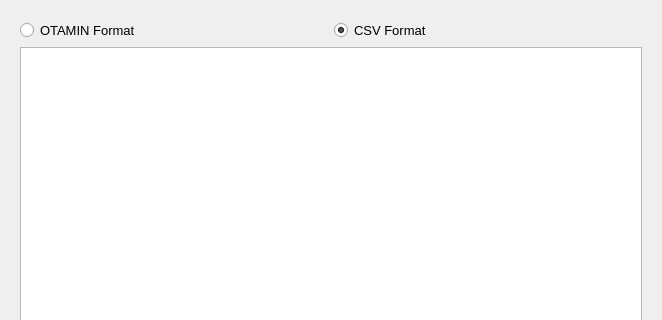
Above: ui/export_data_run.ui from Artelia/Mascaret before the change; both pictures show x 0 to 662 and y 0 to 320 of the 662 by 530 pixel window. Below: the same form after it.
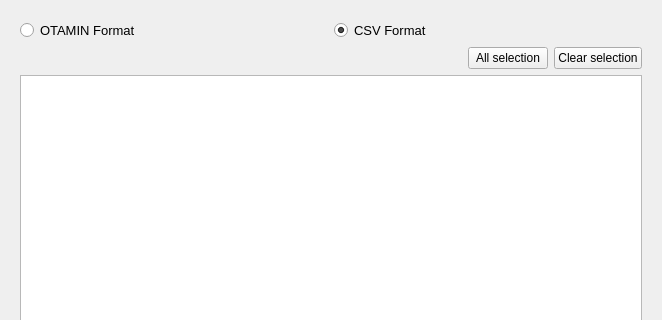
That is the form after the change. The open tabs and pages were chosen to show the change. Icons and pictures are not drawn.

Commit message: add function export

```diff
--- a/ui/export_data_run.ui
+++ b/ui/export_data_run.ui
@@ -346,6 +346,45 @@
            </item>
           </layout>
          </item>
+         <item>
+          <layout class="QHBoxLayout" name="horizontalLayout_8">
+           <item>
+            <spacer name="horizontalSpacer_5">
+             <property name="orientation">
+              <enum>Qt::Horizontal</enum>
+             </property>
+             <property name="sizeHint" stdset="0">
+              <size>
+               <width>40</width>
+               <height>20</height>
+              </size>
+             </property>
+            </spacer>
+           </item>
+           <item>
+            <widget class="QPushButton" name="bt_allselect_var">
+             <property name="text">
+              <string>All selection</string>
+             </property>
+             <property name="icon">
+              <iconset resource="../resources.qrc">
+               <normaloff>:/plugins/Mascaret/icones/check_all.png</normaloff>:/plugins/Mascaret/icones/check_all.png</iconset>
+             </property>
+            </widget>
+           </item>
+           <item>
+            <widget class="QPushButton" name="bt_clear_var">
+             <property name="text">
+              <string>Clear selection</string>
+             </property>
+             <property name="icon">
+              <iconset resource="../resources.qrc">
+               <normaloff>:/plugins/Mascaret/icones/icon_clean.png</normaloff>:/plugins/Mascaret/icones/icon_clean.png</iconset>
+             </property>
+            </widget>
+           </item>
+          </layout>
+         </item>
          <item>
           <widget class="QListView" name="lstv_data"/>
          </item>
```
Left out of the diff: 4 changed lines with no effect on the pictures. The commit also changes 2 other files.
